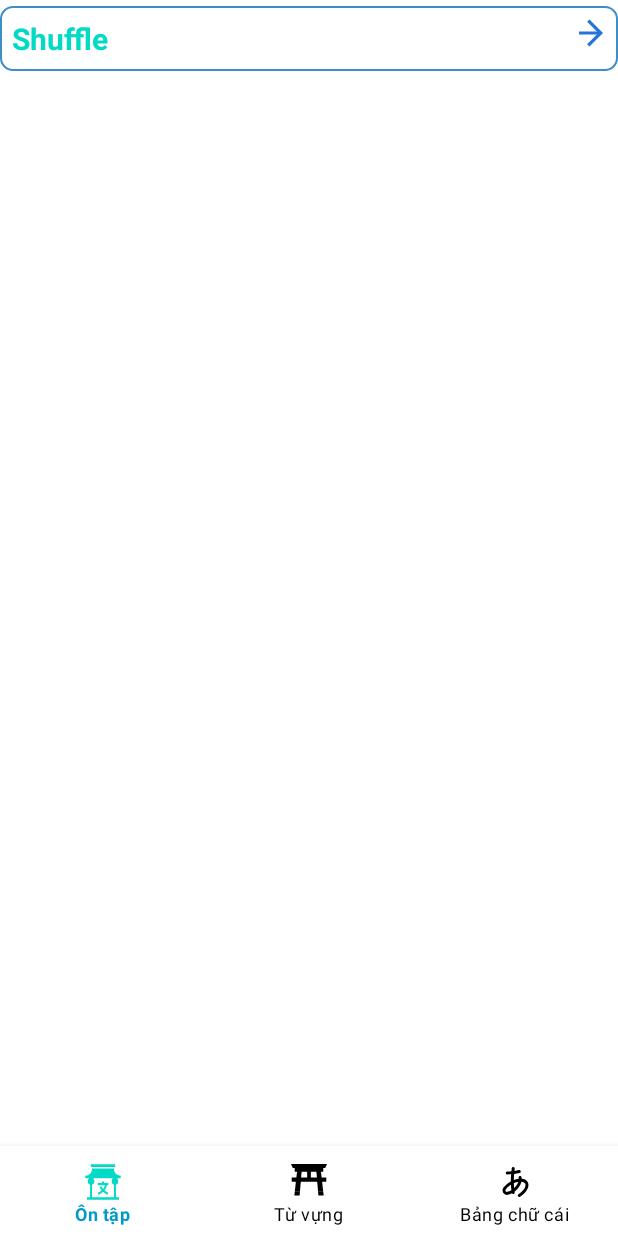
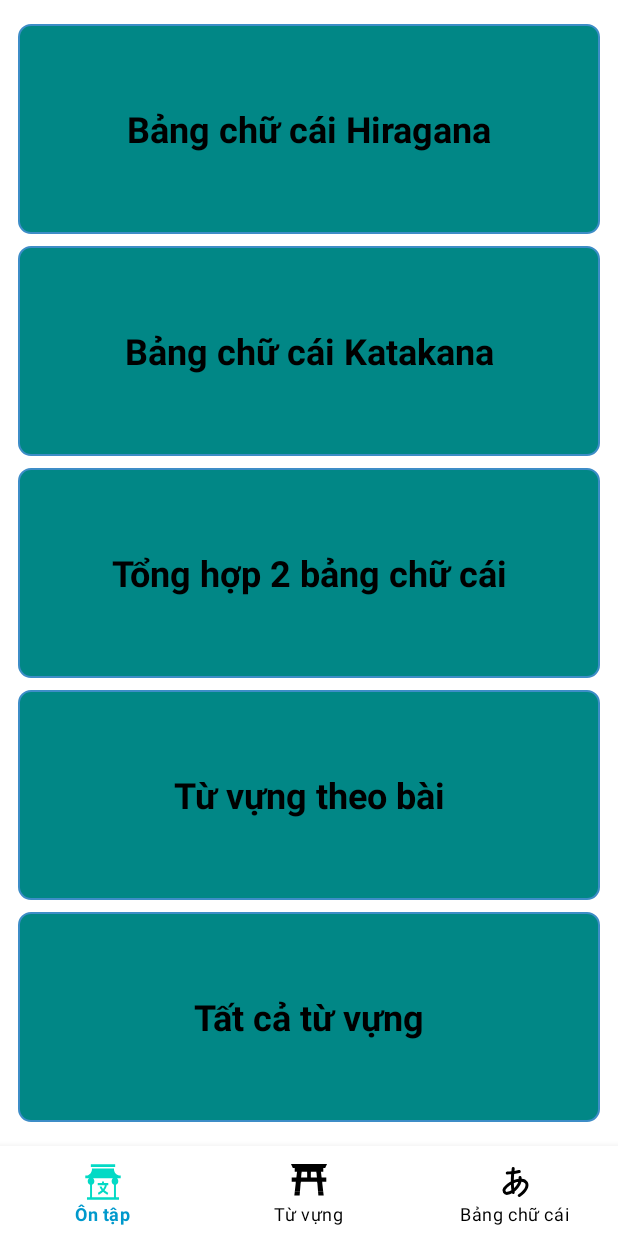
Before and after one commit to pcingame/StudyJapaneseN5, an Android app: the GameFragment screen opened through its navigation route, on a phone screen of 412 x 824 dp. Run offline under Robolectric (Android 15) with nearby library versions, the phone set to English and light mode, and no system bars; our stand-ins replace Room's generated code, navigation-ui, sdp/ssp sizes; pictures from the network do not load; Roboto replaces fonts that are not available here; 1 statement that could not run was skipped.

Commit message:
build alphabet guess game feature 25%

```diff
--- a/app/build.gradle
+++ b/app/build.gradle
@@ -63,4 +63,7 @@ dependencies {
     // Koin for the dependencies injections
     implementation "io.insert-koin:koin-android:3.3.3"
 
+    //Glide
+    implementation 'com.github.bumptech.glide:glide:4.15.1'
+
 }
--- a/app/src/main/java/com/pc/studyjapanesen5/common/extension/ViewExtension.kt
+++ b/app/src/main/java/com/pc/studyjapanesen5/common/extension/ViewExtension.kt
@@ -1,5 +1,7 @@
 package com.pc.studyjapanesen5.common.extension
 
+import android.graphics.drawable.Drawable
+import android.graphics.drawable.GradientDrawable
 import android.os.SystemClock
 import android.view.LayoutInflater
 import android.view.View
@@ -8,6 +10,10 @@ import android.view.animation.AnimationUtils
 import androidx.annotation.AnimRes
 import androidx.annotation.ColorRes
 import androidx.core.content.ContextCompat
+import com.bumptech.glide.Glide
+import com.bumptech.glide.request.target.CustomTarget
+import com.bumptech.glide.request.transition.Transition
+import com.pc.studyjapanesen5.di.App
 
 private var lastTimeClicked = 0L
 private var lastTimeClickedId = 0
@@ -74,3 +80,29 @@ fun View.setAnimationResource(@AnimRes resId: Int, duration: Long = 250) {
         startAnimation(animation)
     }
 }
+
+fun View.setBackgroundView(
+    strokeWidth: Int,
+    strokeColor: Int,
+    cornersRadius: Float,
+    solidColor: Int
+) {
+    val drawableShape = GradientDrawable()
+    drawableShape.cornerRadius = cornersRadius
+    drawableShape.setStroke(strokeWidth, strokeColor)
+    drawableShape.setColor(solidColor)
+    this?.apply {
+        Glide.with(App.context).load(drawableShape).into(object : CustomTarget<Drawable>() {
+            override fun onResourceReady(resource: Drawable, transition: Transition<in Drawable>?) {
+                this@setBackgroundView.background = resource
+            }
+
+            override fun onLoadCleared(placeholder: Drawable?) {
+                //do not thing
+            }
+
+        })
+    }
+
+
+}
--- a/app/src/main/java/com/pc/studyjapanesen5/presentation/game/GameFragment.kt
+++ b/app/src/main/java/com/pc/studyjapanesen5/presentation/game/GameFragment.kt
@@ -1,9 +1,12 @@
 package com.pc.studyjapanesen5.presentation.game
 
+import androidx.core.content.res.ResourcesCompat
 import androidx.fragment.app.viewModels
 import com.pc.studyjapanesen5.R
 import com.pc.studyjapanesen5.base.BaseFragment
 import com.pc.studyjapanesen5.base.recyclerview.SimpleListAdapter
+import com.pc.studyjapanesen5.common.extension.click
+import com.pc.studyjapanesen5.common.extension.setBackgroundView
 import com.pc.studyjapanesen5.databinding.FragmentGameBinding
 import com.pc.studyjapanesen5.databinding.ItemUnitBinding
 import com.pc.studyjapanesen5.presentation.main.MainViewModel
@@ -14,7 +17,7 @@ class GameFragment :
 
     override val viewModel: MainViewModel by viewModels()
 
-    val listGame = listOf("Shuffle")
+    private var listGame = listOf<String>()
 
     private val listGameAdapter by lazy {
         SimpleListAdapter<ItemUnitBinding, String>(ItemUnitBinding::inflate) { item, _ ->
@@ -28,11 +31,49 @@ class GameFragment :
         }
     }
 
+
     override fun setupViews() {
-        viewBinding.rcvListGame.adapter = listGameAdapter
+        //viewBinding.rcvListGame.adapter = listGameAdapter
+        //listGame = resources.getStringArray(R.array.list_game).toList()
+        setupHiraganaGame()
+        setupKatakanaGame()
+        setupHiraKataGame()
+        setupSingleVolGame()
+        setupAllVolGame()
     }
 
+    private fun setupHiraganaGame() {
+        viewBinding.tvGameHiragana.click {
+            navigate(R.id.shuffleFragment)
+        }
+    }
+
+    private fun setupKatakanaGame() {
+        viewBinding.tvGameKatakana.click {
+
+        }
+    }
+
+    private fun setupHiraKataGame() {
+        viewBinding.tvGameAllHiKa.click {
+
+        }
+    }
+
+    private fun setupSingleVolGame() {
+        viewBinding.tvGameSingleVol.click {
+
+        }
+    }
+
+    private fun setupAllVolGame() {
+        viewBinding.tvGameAllVol.click {
+
+        }
+    }
+
+
     override fun observeData() {
-        listGameAdapter.submitList(listGame)
+        //listGameAdapter.submitList(listGame)
     }
 }
--- a/app/src/main/java/com/pc/studyjapanesen5/presentation/game/ShuffleFragment.kt
+++ b/app/src/main/java/com/pc/studyjapanesen5/presentation/game/ShuffleFragment.kt
@@ -11,10 +11,13 @@ import com.pc.studyjapanesen5.databinding.FragmentShuffleBinding
 import com.pc.studyjapanesen5.databinding.ItemAlphabetAnswerBinding
 import com.pc.studyjapanesen5.domain.model.AlphabetModel
 import com.pc.studyjapanesen5.presentation.alphabet.AlphabetViewModel
+import kotlin.random.Random
 
 class ShuffleFragment :
     BaseFragment<FragmentShuffleBinding, AlphabetViewModel>(FragmentShuffleBinding::inflate) {
     override val viewModel: AlphabetViewModel by viewModels()
+   // private val random = Random()
+
     private var characterLatin = ""
     private var itemSelected = ""
     private var rowIndex = -1
@@ -32,22 +35,14 @@ class ShuffleFragment :
         }
         viewBinding.rcvAnswer.adapter = alphabetAnswerAdapter.apply {
             onItemClick = { item, position ->
+
                 characterLatin = item.latin.toString()
-                rowIndex = position
+                layoutItemAnswer.background = ResourcesCompat.getDrawable(
+                    resources,
+                    R.drawable.background_answer_alphabet_select,
+                    null
+                )
 
-                if (rowIndex == position) {
-                    layoutItemAnswer.background = ResourcesCompat.getDrawable(
-                        resources,
-                        R.drawable.background_answer_alphabet_select,
-                        null
-                    )
-                } else {
-                    layoutItemAnswer.background = ResourcesCompat.getDrawable(
-                        resources,
-                        R.drawable.background_answer_alphabet_unselect,
-                        null
-                    )
-                }
             }
         }
 
@@ -65,11 +60,18 @@ class ShuffleFragment :
 
     override fun observeData() {
         viewModel.alphabetSingle.observe(viewLifecycleOwner) { list ->
-            val listAnswer = list.take(4)
-            viewBinding.tvQuestion.text = listAnswer.first().latin
+            val listAnswer = list.filter {
+                it.latin != null
+            }.shuffled().take(4)
+
+            viewBinding.tvQuestion.text = listAnswer.shuffled().first().latin
             alphabetAnswerAdapter.submitList(listAnswer)
         }
     }
 
+    data class Answer(
+        val answer: String,
+        val status: Boolean
+    )
 
 }
--- a/app/src/main/res/layout/fragment_game.xml
+++ b/app/src/main/res/layout/fragment_game.xml
@@ -1,17 +1,79 @@
 <?xml version="1.0" encoding="utf-8"?>
 <androidx.appcompat.widget.LinearLayoutCompat xmlns:android="http://schemas.android.com/apk/res/android"
+    xmlns:app="http://schemas.android.com/apk/res-auto"
     xmlns:tools="http://schemas.android.com/tools"
     android:layout_width="match_parent"
     android:layout_height="match_parent"
-    xmlns:app="http://schemas.android.com/apk/res-auto"
+    android:layout_marginHorizontal="@dimen/dp_12"
+    android:layout_marginTop="@dimen/dp_8"
+    android:layout_marginBottom="@dimen/dp_16"
     android:orientation="vertical"
+    android:weightSum="5"
     tools:context=".presentation.game.GameFragment">
 
-    <androidx.recyclerview.widget.RecyclerView
-        android:id="@+id/rcvListGame"
-        app:layoutManager="androidx.recyclerview.widget.LinearLayoutManager"
+    <androidx.appcompat.widget.AppCompatTextView
+        android:id="@+id/tvGameHiragana"
         android:layout_width="match_parent"
-        android:layout_height="wrap_content"
-        tools:listitem="@layout/item_unit" />
+        android:layout_height="0dp"
+        android:layout_marginTop="@dimen/dp_8"
+        android:layout_weight="1"
+        android:background="@drawable/background_btn_check"
+        android:gravity="center"
+        android:text="@string/game_hira"
+        android:textColor="@color/black"
+        android:textSize="@dimen/_24ssp"
+        android:textStyle="bold" />
+
+    <androidx.appcompat.widget.AppCompatTextView
+        android:id="@+id/tvGameKatakana"
+        android:layout_width="match_parent"
+        android:layout_height="0dp"
+        android:layout_marginTop="@dimen/dp_8"
+        android:layout_weight="1"
+        android:background="@drawable/background_btn_check"
+        android:gravity="center"
+        android:text="@string/game_kata"
+        android:textColor="@color/black"
+        android:textSize="@dimen/_24ssp"
+        android:textStyle="bold" />
+
+    <androidx.appcompat.widget.AppCompatTextView
+        android:id="@+id/tvGameAllHiKa"
+        android:layout_width="match_parent"
+        android:layout_height="0dp"
+        android:layout_marginTop="@dimen/dp_8"
+        android:layout_weight="1"
+        android:background="@drawable/background_btn_check"
+        android:gravity="center"
+        android:text="@string/game_hi_ka"
+        android:textColor="@color/black"
+        android:textSize="@dimen/_24ssp"
+        android:textStyle="bold" />
+
+    <androidx.appcompat.widget.AppCompatTextView
+        android:id="@+id/tvGameSingleVol"
+        android:layout_width="match_parent"
+        android:layout_height="0dp"
+        android:layout_marginTop="@dimen/dp_8"
+        android:layout_weight="1"
+        android:background="@drawable/background_btn_check"
+        android:gravity="center"
+        android:text="@string/game_single_vol"
+        android:textColor="@color/black"
+        android:textSize="@dimen/_24ssp"
+        android:textStyle="bold" />
+
+    <androidx.appcompat.widget.AppCompatTextView
+        android:id="@+id/tvGameAllVol"
+        android:layout_width="match_parent"
+        android:layout_height="0dp"
+        android:layout_marginTop="@dimen/dp_8"
+        android:layout_weight="1"
+        android:background="@drawable/background_btn_check"
+        android:gravity="center"
+        android:text="@string/game_all_vol"
+        android:textColor="@color/black"
+        android:textSize="@dimen/_24ssp"
+        android:textStyle="bold" />
 
 </androidx.appcompat.widget.LinearLayoutCompat>
--- a/app/src/main/res/values/strings.xml
+++ b/app/src/main/res/values/strings.xml
@@ -26,4 +26,9 @@
     <string name="unit_number">%s</string>
     <string name="alphabet_guess_game">Chọn đúng ký tự cho từ sau:</string>
     <string name="check">Kiểm tra</string>
+    <string name="game_hira">Bảng chữ cái Hiragana</string>
+    <string name="game_kata">Bảng chữ cái Katakana</string>
+    <string name="game_hi_ka">Tổng hợp 2 bảng chữ cái</string>
+    <string name="game_all_vol">Tất cả từ vựng</string>
+    <string name="game_single_vol">Từ vựng theo bài</string>
 </resources>
```
